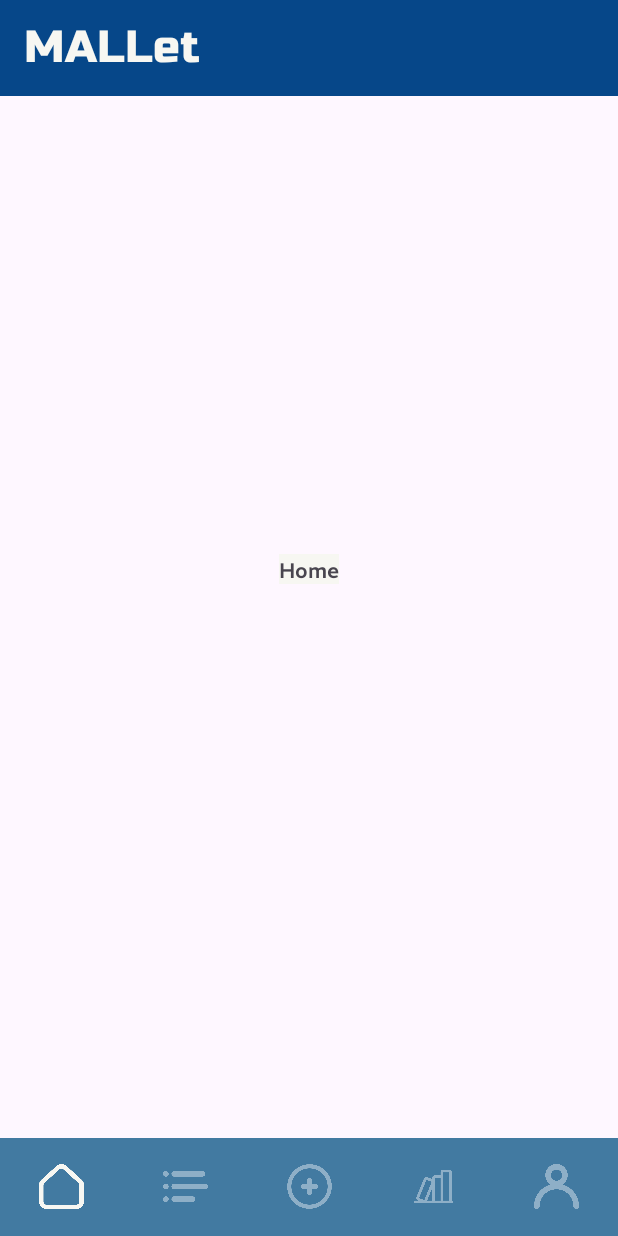
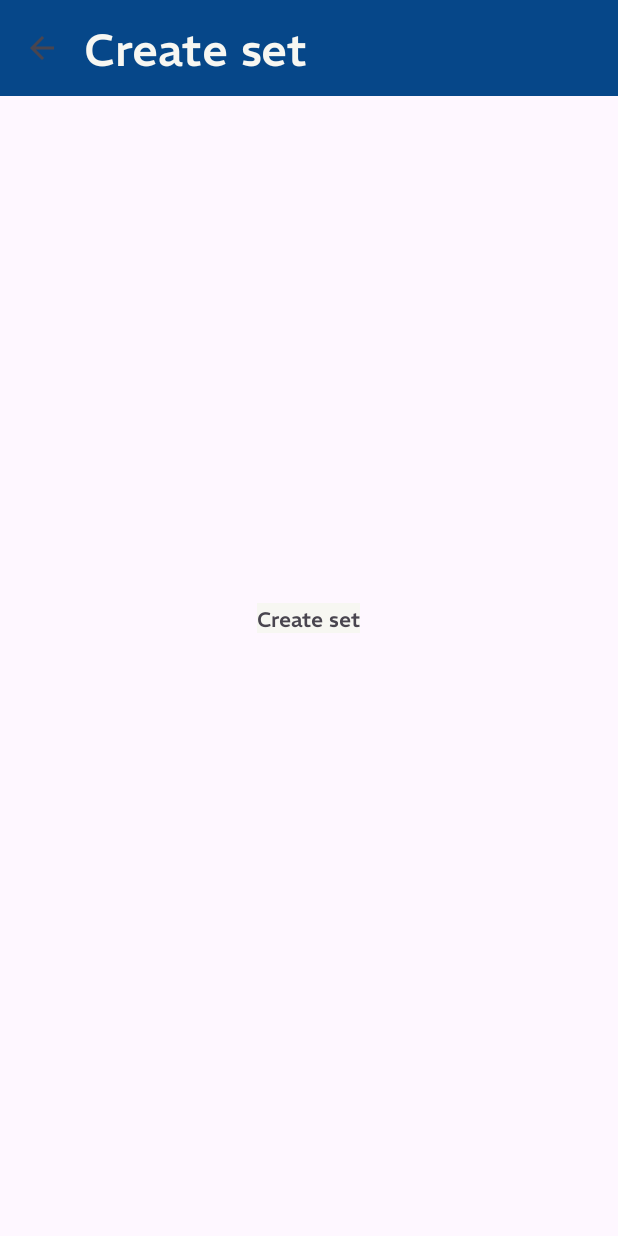
Before and after one commit to nikosiz/MALLet, an Android app: the screen it shows after launch (MainActivity before the commit, CreateSetActivity after it), after a tap on "Create new set", on a phone screen of 412 x 824 dp. Run offline under Robolectric (Android 15) with nearby library versions, the phone set to English and light mode, and no system bars.

Commit message:
Added CREATE SET toolbar with BACK ARROW

```diff
--- /dev/null
+++ b/app/src/main/java/com/example/mallet/CreateSetActivity.java
@@ -0,0 +1,39 @@
+package com.example.mallet;
+
+import androidx.appcompat.app.ActionBar;
+import androidx.appcompat.app.AppCompatActivity;
+import androidx.appcompat.widget.Toolbar;
+
+import android.os.Bundle;
+import android.view.MenuItem;
+
+public class CreateSetActivity extends AppCompatActivity {
+
+    @Override
+    protected void onCreate(Bundle savedInstanceState) {
+        super.onCreate(savedInstanceState);
+        setContentView(R.layout.activity_create_set);
+
+        Toolbar toolbar = findViewById(R.id.create_set_toolbar);
+        setSupportActionBar(toolbar);
+        toolbar.setTitle("Create new set");
+        //toolbar.setDisplayShowHomeEnabled(true);
+        //toolbar.setDisplayHomeAsUpEnabled(true);
+        // add back arrow to toolbar
+        if (getSupportActionBar() != null) {
+            getSupportActionBar().setDisplayHomeAsUpEnabled(true);
+            getSupportActionBar().setDisplayShowHomeEnabled(true);
+        }
+    }
+
+    @Override
+    public boolean onOptionsItemSelected(MenuItem item) {
+        // handle arrow click here
+        if (item.getItemId() == android.R.id.home) {
+
+            finish(); // close this activity and return to preview activity (if there is any)
+        }
+
+        return super.onOptionsItemSelected(item);
+    }
+}
--- a/app/src/main/java/com/example/mallet/HomeFragment.java
+++ b/app/src/main/java/com/example/mallet/HomeFragment.java
@@ -8,40 +8,14 @@ import android.view.LayoutInflater;
 import android.view.View;
 import android.view.ViewGroup;
 
-/**
- * A simple {@link Fragment} subclass.
- * Use the {@link HomeFragment#newInstance} factory method to
- * create an instance of this fragment.
- */
 public class HomeFragment extends Fragment {
 
-    // TODO: Rename parameter arguments, choose names that match
-    // the fragment initialization parameters, e.g. ARG_ITEM_NUMBER
-    private static final String ARG_PARAM1 = "param1";
-    private static final String ARG_PARAM2 = "param2";
-
-    // TODO: Rename and change types of parameters
-    private String mParam1;
-    private String mParam2;
-
     public HomeFragment() {
-        // Required empty public constructor
     }
 
-    /**
-     * Use this factory method to create a new instance of
-     * this fragment using the provided parameters.
-     *
-     * @param param1 Parameter 1.
-     * @param param2 Parameter 2.
-     * @return A new instance of fragment HomeFragment.
-     */
-    // TODO: Rename and change types and number of parameters
     public static HomeFragment newInstance(String param1, String param2) {
         HomeFragment fragment = new HomeFragment();
         Bundle args = new Bundle();
-        args.putString(ARG_PARAM1, param1);
-        args.putString(ARG_PARAM2, param2);
         fragment.setArguments(args);
         return fragment;
     }
@@ -49,10 +23,6 @@ public class HomeFragment extends Fragment {
     @Override
     public void onCreate(Bundle savedInstanceState) {
         super.onCreate(savedInstanceState);
-        if (getArguments() != null) {
-            mParam1 = getArguments().getString(ARG_PARAM1);
-            mParam2 = getArguments().getString(ARG_PARAM2);
-        }
     }
 
     @Override
--- a/app/src/main/java/com/example/mallet/MainActivity.java
+++ b/app/src/main/java/com/example/mallet/MainActivity.java
@@ -6,10 +6,12 @@ import androidx.fragment.app.FragmentManager;
 import androidx.fragment.app.FragmentTransaction;
 
 import android.app.Dialog;
+import android.content.Intent;
 import android.graphics.Color;
 import android.graphics.drawable.ColorDrawable;
 import android.os.Bundle;
 import android.view.Gravity;
+import android.view.View;
 import android.view.ViewGroup;
 import android.view.Window;
 import android.widget.LinearLayout;
@@ -78,24 +80,24 @@ public class MainActivity extends AppCompatActivity {
         LinearLayout createFolder = dialog.findViewById(R.id.add_new_sheet_create_folder);
         LinearLayout createCollaboration = dialog.findViewById(R.id.add_new_sheet_create_collaboration);
 
-        createSet.setOnClickListener(v -> {
-
+        createSet.setOnClickListener(view -> {
+            Intent intent = new Intent(this, CreateSetActivity.class);
             dialog.dismiss();
-            Toast.makeText(MainActivity.this, "Create new set was clicked", Toast.LENGTH_SHORT).show();
-
+            startActivity(intent);
+            //Toast.makeText(MainActivity.this, "Create new set", Toast.LENGTH_SHORT).show();
         });
 
         createFolder.setOnClickListener(v -> {
 
             dialog.dismiss();
-            Toast.makeText(MainActivity.this, "Create new folder was clicked", Toast.LENGTH_SHORT).show();
+            Toast.makeText(MainActivity.this, "Create new folder", Toast.LENGTH_SHORT).show();
 
         });
 
         createCollaboration.setOnClickListener(v -> {
 
             dialog.dismiss();
-            Toast.makeText(MainActivity.this, "Create new collaboration was clicked", Toast.LENGTH_SHORT).show();
+            Toast.makeText(MainActivity.this, "Create new collaboration", Toast.LENGTH_SHORT).show();
 
         });
 
--- /dev/null
+++ b/app/src/main/res/layout/activity_create_set.xml
@@ -0,0 +1,40 @@
+<?xml version="1.0" encoding="utf-8"?>
+<androidx.constraintlayout.widget.ConstraintLayout xmlns:android="http://schemas.android.com/apk/res/android"
+    xmlns:app="http://schemas.android.com/apk/res-auto"
+    xmlns:tools="http://schemas.android.com/tools"
+    android:layout_width="match_parent"
+    android:layout_height="match_parent"
+    tools:context=".CreateSetActivity">
+
+    <androidx.appcompat.widget.Toolbar
+        android:id="@+id/create_set_toolbar"
+        android:layout_width="match_parent"
+        android:layout_height="wrap_content"
+        android:background="@color/primary_blue"
+        app:layout_constraintEnd_toEndOf="parent"
+        app:layout_constraintStart_toStartOf="parent"
+        app:layout_constraintTop_toTopOf="parent">
+
+        <TextView
+            android:layout_width="match_parent"
+            android:layout_height="wrap_content"
+            android:fontFamily="@font/rem_variable"
+            android:text="Create set"
+            android:textColor="@color/white"
+            android:textSize="30dp" />
+    </androidx.appcompat.widget.Toolbar>
+
+    <FrameLayout
+        android:layout_width="match_parent"
+        android:layout_height="match_parent">
+
+        <!-- TODO: Update blank fragment layout -->
+        <TextView
+            android:layout_width="wrap_content"
+            android:layout_height="wrap_content"
+            android:layout_gravity="center"
+            android:background="@color/white"
+            android:text="Create set" />
+    </FrameLayout>
+
+</androidx.constraintlayout.widget.ConstraintLayout>
--- a/build.gradle
+++ b/build.gradle
@@ -1,5 +1,5 @@
 // Top-level build file where you can add configuration options common to all sub-projects/modules.
 plugins {
-    id 'com.android.application' version '8.0.2' apply false
-    id 'com.android.library' version '8.0.2' apply false
+    id 'com.android.application' version '8.1.0' apply false
+    id 'com.android.library' version '8.1.0' apply false
 }
```
Also changed, not shown: app/src/main/AndroidManifest.xml (+6 -2 lines), app/src/main/res/drawable/ic_back_arrow.png (added), app/src/main/res/drawable/ic_new_collaboration.png (added).
